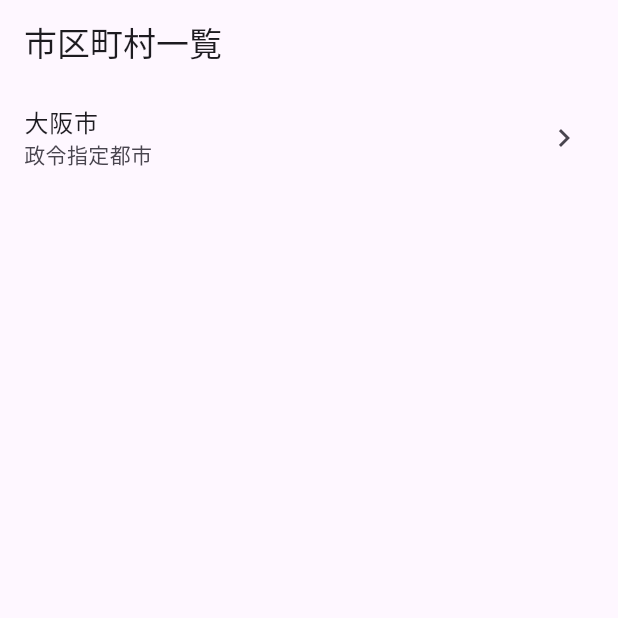
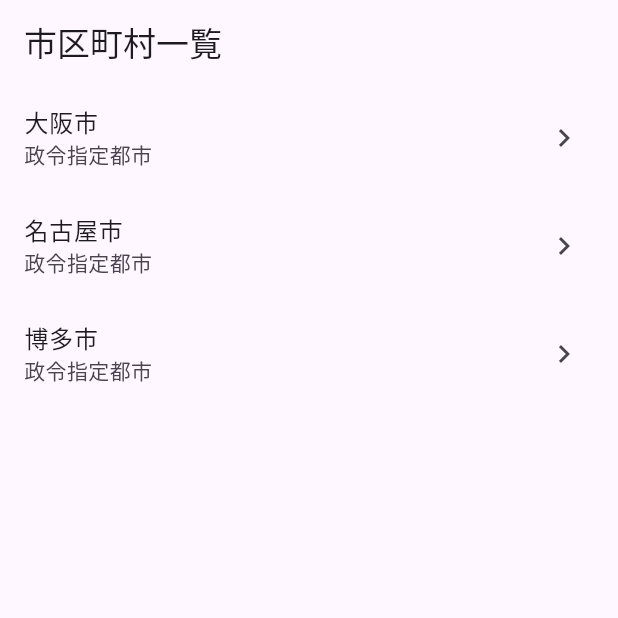
Before and after one commit to T4K4Q/resas_basic_app, a Flutter app: the screen it shows after launch, on a phone screen of 412 x 824 dp, the top half of it. Run offline on Flutter 3.47's test engine with Material 3 defaults, Android fonts, the phone set to English and light mode, and no system bars.

Commit message:
ListView/ListTile_addList

```diff
--- a/lib/city/list_page.dart
+++ b/lib/city/list_page.dart
@@ -19,6 +19,22 @@ class CityListPage extends StatelessWidget {
               // TODO: 詳細画面に遷移する
             },
           ),
+          ListTile(
+            title: const Text('名古屋市'),
+            subtitle: const Text('政令指定都市'),
+            trailing: const Icon(Icons.navigate_next),
+            onTap: () {
+              // TODO: 詳細画面に遷移する
+            },
+          ),
+          ListTile(
+            title: const Text('博多市'),
+            subtitle: const Text('政令指定都市'),
+            trailing: const Icon(Icons.navigate_next),
+            onTap: () {
+              // TODO: 詳細画面に遷移する
+            },
+          ),
         ],
       ),
     );
```
